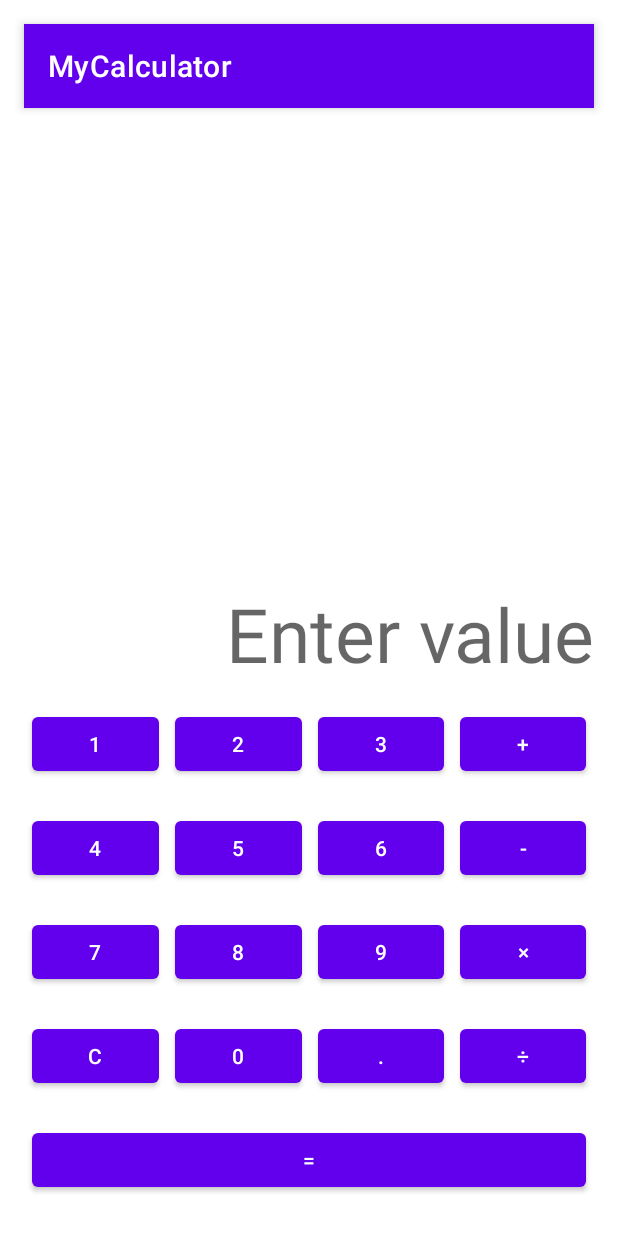
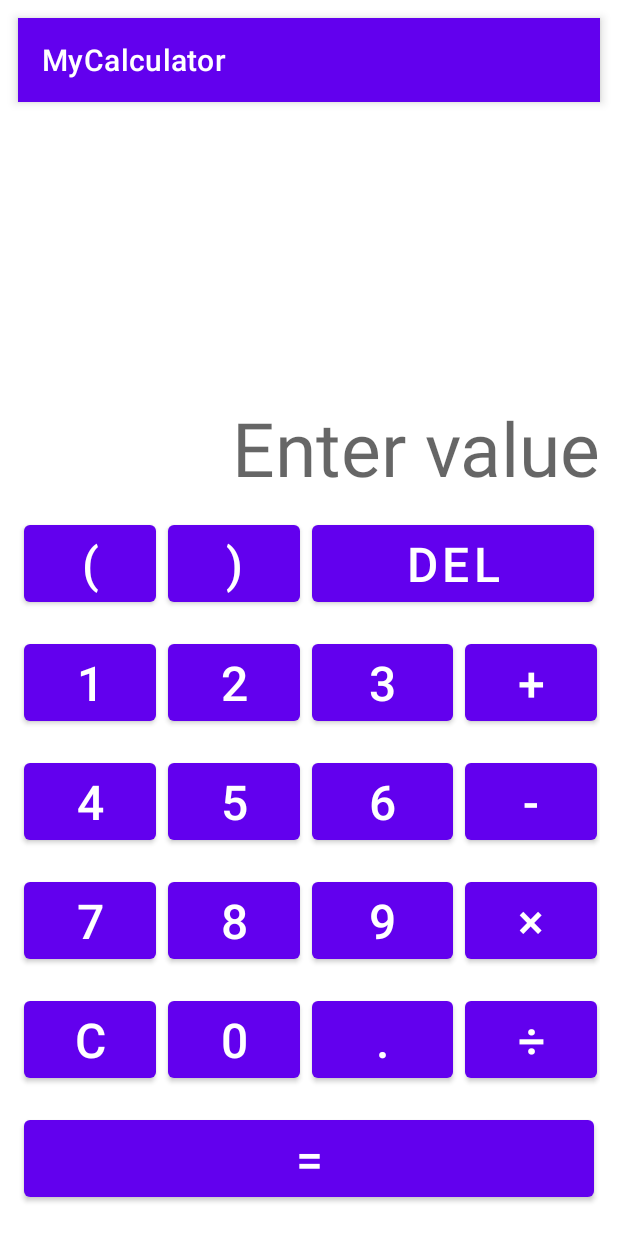
Before and after one commit to AnonymAsif/SimpleCalculator, an Android app: the screen it shows after launch (MainActivity), on a phone screen of 412 x 824 dp. Run offline under Robolectric (Android 15) with nearby library versions, the phone set to English and light mode, and no system bars.

Commit message:
Added brackets, backspace. Updated UI to slightly less bad. Fixed colours, implemented dark mode.

```diff
--- a/app/src/main/java/com/example/mycalculator/MainActivity.java
+++ b/app/src/main/java/com/example/mycalculator/MainActivity.java
@@ -12,7 +12,8 @@ import java.math.MathContext;
 
 public class MainActivity extends AppCompatActivity {
     private static final int DEFAULT_TEXT_COLOUR = 0xFF808080;
-    private static final int RESULT_TEXT_COLOUR = 0xFF3700B3;
+    private static final int RESULT_TEXT_COLOUR = 0xFF5DBB63;
+    private static final int MAX_PRECISION = 8;
 
     /**
      * Flag text for invalid computation
@@ -33,7 +34,7 @@ public class MainActivity extends AppCompatActivity {
      * List of buttons corresponding to each symbol is symbols
      */
     Button[] symbolButtons;
-    Button equalsButton, clearButton;
+    Button equalsButton, clearButton, backspaceButton;
 
     /**
      * Number display for computation results
@@ -51,12 +52,12 @@ public class MainActivity extends AppCompatActivity {
 
         // Parallel arrays of symbols and their respective buttons
         symbols = new String[] {
-                "0", "1", "2", "3", "4", "5", "6", "7", "8", "9", "+", "-", "*", "/", "."};
+                "0", "1", "2", "3", "4", "5", "6", "7", "8", "9", ".", "(", ")", "+", "-", "*", "/"};
 
         // Button IDs for numbers and operations
-        int[] symbolButtonIDs = new int[] {R.id.btn0, R.id.btn1, R.id.btn2, R.id.btn3,
-                R.id.btn4, R.id.btn5, R.id.btn6, R.id.btn7, R.id.btn8, R.id.btn9,
-                R.id.btn_plus, R.id.btn_minus, R.id.btn_mult, R.id.btn_div, R.id.btn_dot};
+        int[] symbolButtonIDs = new int[] {R.id.btn0, R.id.btn1, R.id.btn2, R.id.btn3, R.id.btn4,
+                R.id.btn5, R.id.btn6, R.id.btn7, R.id.btn8, R.id.btn9, R.id.btn_dot, R.id.leftBracket,
+                R.id.rightBracket, R.id.btn_plus, R.id.btn_minus, R.id.btn_mult, R.id.btn_div};
 
         // Initializes arrays of buttons
         symbolButtons = new Button[symbolButtonIDs.length];
@@ -66,6 +67,7 @@ public class MainActivity extends AppCompatActivity {
         // Initializes other buttons and text view
         clearButton = findViewById(R.id.btn_clear);
         equalsButton = findViewById(R.id.btn_equals);
+        backspaceButton = findViewById(R.id.backspace);
         text_display = findViewById(R.id.textview_input_display);
         text_display.setTextColor(DEFAULT_TEXT_COLOUR);
 
@@ -98,6 +100,15 @@ public class MainActivity extends AppCompatActivity {
                     evaluate(text_display.getText().toString()));}
             catch (RuntimeException e) {text_display.setText(ERROR_FLAG);}
         });
+        backspaceButton.setOnClickListener(v -> {
+            if (resultFlag) {
+                clear_display();
+                resultFlag = false;
+            } else {
+                String text = text_display.getText().toString();
+                text_display.setText(text.substring(0, text.length() - 1));
+            }
+        });
     }
 
     /**
@@ -106,7 +117,7 @@ public class MainActivity extends AppCompatActivity {
      * @return true if the symbol at given index is numeric
      */
     private boolean isNumericSymbol(int symbolIndex) {
-        return 0 <= symbolIndex && symbolIndex <= 9 || symbolIndex == 14;
+        return 0 <= symbolIndex && symbolIndex <= 12;
     }
 
     /**
@@ -117,7 +128,7 @@ public class MainActivity extends AppCompatActivity {
     private String evaluate(String expression) {
         String result = MathEval.eval(expression);
         BigDecimal decimal = new BigDecimal(result);
-        return decimal.round(new MathContext(9)).toString();
+        return decimal.round(new MathContext(MAX_PRECISION)).toString();
     }
 
     /**
--- a/app/src/main/res/layout/activity_main.xml
+++ b/app/src/main/res/layout/activity_main.xml
@@ -16,7 +16,27 @@
 
         <TableRow
             android:layout_width="match_parent"
+            android:layout_height="match_parent">
 
+            <Button
+                android:id="@+id/leftBracket"
+                android:layout_weight="0"
+                android:text="@string/leftBracket" />
+
+            <Button
+                android:id="@+id/rightBracket"
+                android:layout_weight="0"
+                android:text="@string/rightBracket" />
+
+
+            <Button
+                android:id="@+id/backspace"
+                android:layout_weight="2"
+                android:text="@string/del" />
+        </TableRow>
+
+        <TableRow
+            android:layout_width="match_parent"
             android:layout_height="match_parent">
 
             <Button
@@ -105,6 +125,7 @@
 
             <Button
                 android:id="@+id/btn_equals"
+                android:layout_weight="1"
                 android:text="@string/equal" />
         </TableRow>
     </TableLayout>
--- a/app/src/main/res/values-night/themes.xml
+++ b/app/src/main/res/values-night/themes.xml
@@ -12,5 +12,11 @@
         <!-- Status bar color. -->
         <item name="android:statusBarColor" tools:targetApi="l">?attr/colorPrimaryVariant</item>
         <!-- Customize your theme here. -->
+        <item name="android:buttonStyle">@style/goodButtons</item>
+        <item name="android:textSize">32dp</item>
+        <item name="android:layout_width">wrap_content</item>
+        <item name="android:layout_height">wrap_content</item>
+        <item name="android:layout_margin">4dp</item>
+        <item name="android:radius">2dp</item>
     </style>
 </resources>
--- a/app/src/main/res/values/colors.xml
+++ b/app/src/main/res/values/colors.xml
@@ -5,6 +5,7 @@
     <color name="purple_700">#FF3700B3</color>
     <color name="teal_200">#FF03DAC5</color>
     <color name="teal_700">#FF018786</color>
+    <color name="grey">#FF808080</color>
     <color name="black">#FF000000</color>
     <color name="white">#FFFFFFFF</color>
 </resources>
--- a/app/src/main/res/values/strings.xml
+++ b/app/src/main/res/values/strings.xml
@@ -19,4 +19,7 @@
     <string name="mult">×</string>
     <string name="division">÷</string>
     <string name="display">Enter value</string>
+    <string name="leftBracket">(</string>
+    <string name="rightBracket">)</string>
+    <string name="del">DEL</string>
 </resources>
--- a/app/src/main/res/values/themes.xml
+++ b/app/src/main/res/values/themes.xml
@@ -15,10 +15,10 @@
 
         <!-- Button Stuff Here -->
         <item name="android:buttonStyle">@style/goodButtons</item>
+        <item name="android:textSize">32dp</item>
         <item name="android:layout_width">wrap_content</item>
         <item name="android:layout_height">wrap_content</item>
-        <item name="android:layout_margin">5dp</item>
-        <item name="android:layout_weight">1</item>
+        <item name="android:layout_margin">4dp</item>
         <item name="android:radius">2dp</item>
 
     </style>
```
